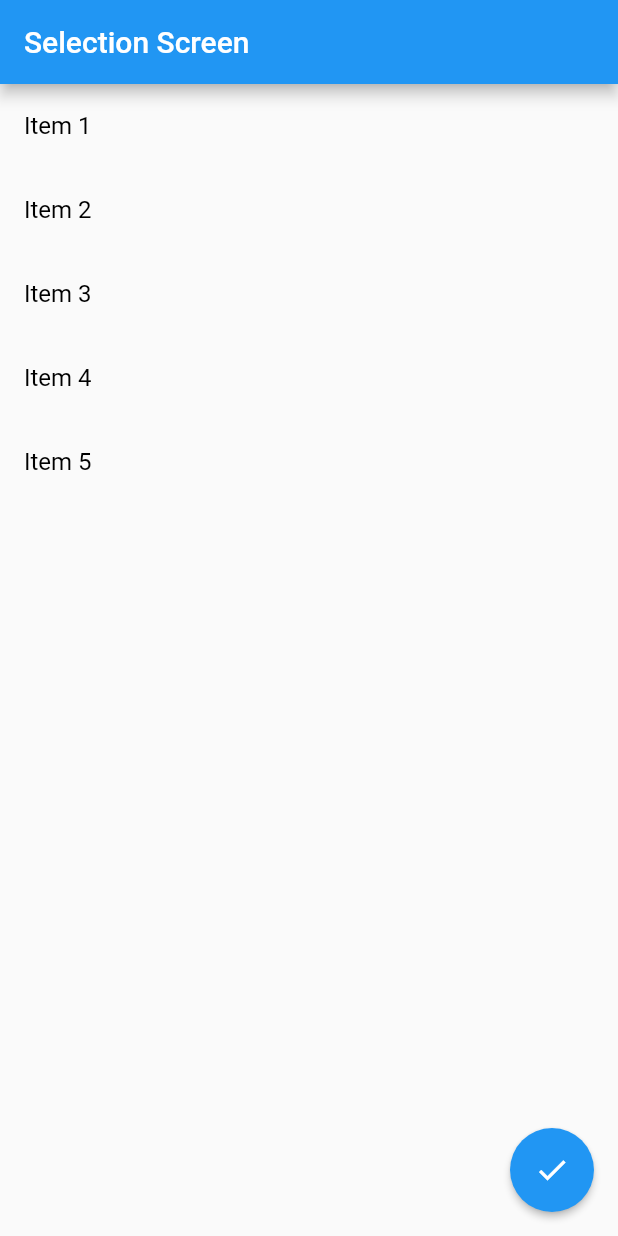
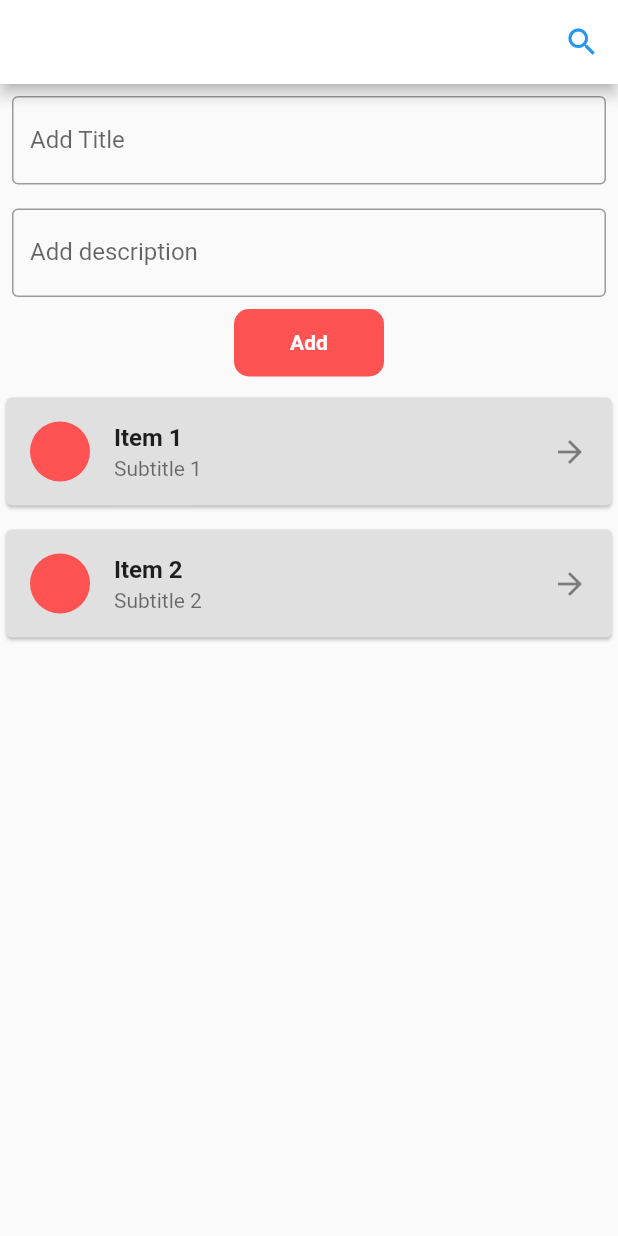
Before and after one commit to arup473/Flutter_Project, a Flutter app: the screen it shows after launch, on a phone screen of 412 x 824 dp. Run offline on Flutter 3.47's test engine with Material 2 defaults, Android fonts, the phone set to English and light mode, and no system bars.

```diff
--- a/lib/main.dart
+++ b/lib/main.dart
@@ -1,103 +1,243 @@
 import 'package:flutter/material.dart';
 
-void main() => runApp(MyApp());
+void main() {
+  runApp(const MaterialApp(
+    debugShowCheckedModeBanner: false,
+    home: ListScreen(),
+  ));
+}
 
-class MyApp extends StatelessWidget {
+class ListItem {
+  dynamic title;
+  dynamic subtitle;
+
+  ListItem(this.title, this.subtitle);
+}
+
+class ListScreen extends StatefulWidget {
+  const ListScreen({super.key});
+
+  @override
+  _ListScreenState createState() => _ListScreenState();
+}
+
+class _ListScreenState extends State<ListScreen> {
+  List<ListItem> items = [
+    ListItem('Item 1', "Subtitle 1"),
+    ListItem("Item 2", "Subtitle 2"),
+    // Add more items as needed
+  ];
+
+  TextEditingController newTitleController = TextEditingController();
+  TextEditingController newSubtitleController = TextEditingController();
+
   @override
   Widget build(BuildContext context) {
-    return MaterialApp(
-      title: 'Selection Screen',
-      theme: ThemeData(
-        primarySwatch: Colors.blue,
-        visualDensity: VisualDensity.adaptivePlatformDensity,
+    return Scaffold(
+      appBar: AppBar(
+        backgroundColor: Colors.white,
+        actions: [
+          IconButton(
+            onPressed: () {},
+            icon: const Icon(
+              Icons.search,
+              color: Colors.blue,
             ),
-      home: ItemSelectorScreen(),
+          )
+        ],
+      ),
+      body: ListView(
+        children: [
+          Column(
+            children: <Widget>[
+              Padding(
+                padding: const EdgeInsets.all(8.0),
+                child: TextFormField(
+                  controller: newTitleController,
+                  decoration: const InputDecoration(
+                    labelText: "Add Title",
+                    border: OutlineInputBorder(),
+                  ),
+                ),
+              ),
+              Padding(
+                padding: const EdgeInsets.all(8.0),
+                child: TextFormField(
+                  controller: newSubtitleController,
+                  decoration: const InputDecoration(
+                    labelText: "Add description",
+                    border: OutlineInputBorder(),
+                  ),
+                ),
+              ),
+              Container(
+                width: 100,
+                height: 45,
+                decoration: BoxDecoration(
+                  color: Colors.redAccent,
+                  borderRadius: BorderRadius.circular(10),
+                ),
+                child: InkWell(
+                  onTap: () {
+                    _addItem();
+                  },
+                  child: const Center(
+                    child: Text(
+                      "Add",
+                      style: TextStyle(
+                        color: Colors.white,
+                        fontWeight: FontWeight.bold,
+                      ),
+                    ),
+                  ),
+                ),
+              ),
+            ],
+          ),
+          Padding(
+            padding: const EdgeInsets.fromLTRB(0, 10, 0, 0),
+            child: ListView.builder(
+              shrinkWrap: true,
+              itemCount: items.length,
+              itemBuilder: (context, index) {
+                return Column(
+                  children: [
+                    Card(
+                      color: Colors.grey[300],
+                      child: ListTile(
+                        leading: const CircleAvatar(
+                          backgroundColor: Colors.redAccent,
+                        ),
+                        title: Text(
+                          '${items[index].title}',
+                          style: const TextStyle(
+                            fontWeight: FontWeight.bold,
+                          ),
+                        ),
+                        subtitle: Text('${items[index].subtitle}'),
+                        trailing: const Icon(Icons.arrow_forward_outlined),
+                        onLongPress: () {
+                          _showOptionsDialog(context, index);
+                        },
+                      ),
+                    ),
+                    const SizedBox(height: 8),
+                  ],
+                );
+              },
+            ),
+          ),
+        ],
+      ),
     );
   }
-}
 
-class ItemSelectorScreen extends StatefulWidget {
-  @override
-  _ItemSelectorScreenState createState() => _ItemSelectorScreenState();
-}
-
-class _ItemSelectorScreenState extends State<ItemSelectorScreen> {
-  List<Item> items = [
-    Item("Item 1", false),
-    Item("Item 2", false),
-    Item("Item 3", false),
-    Item("Item 4", false),
-    Item("Item 5", false),
-  ];
-
-  void toggleItem(int index) {
-    setState(() {
-      items[index].isSelected = !items[index].isSelected;
-    });
-  }
-
-  void showSelectedItemsDialog() {
-    int selectedCount = items.where((item) => item.isSelected).length;
+  void _showOptionsDialog(BuildContext context, int index) {
     showDialog(
       context: context,
       builder: (BuildContext context) {
         return AlertDialog(
-          title: Text('Selected Items'),
-          content: Text('The Number of  Selected Item : $selectedCount '),
-          actions: <Widget>[
+          title: const Text("Alert"),
+          content: Row(
+            mainAxisAlignment: MainAxisAlignment.spaceBetween,
+            children: <Widget>[
               TextButton(
-              child: Text('OK'),
+                child: const Text("Edit"),
                 onPressed: () {
-                Navigator.of(context).pop();
+                  Navigator.pop(context);
+                  _showEditBottomSheet(context, index);
+                },
+              ),
+              TextButton(
+                child: const Text("Delete"),
+                onPressed: () {
+                  Navigator.pop(context);
+                  _deleteItem(index);
                 },
               ),
             ],
+          ),
         );
       },
     );
   }
 
-  @override
-  Widget build(BuildContext context) {
-    return Scaffold(
-      appBar: AppBar(
-        title: Text('Selection Screen'),
-      ),
-      body: ListView.builder(
-        itemCount: items.length,
-        itemBuilder: (BuildContext context, int index) {
-          return ListTile(
-            title: Text(
-              items[index].name,
-              style: TextStyle(
-                color: items[index].isSelected ? Colors.blue[900] : Colors.black,
+  void _showEditBottomSheet(BuildContext context, int index) {
+    TextEditingController titleController =
+    TextEditingController(text: items[index].title);
+    TextEditingController subtitleController =
+    TextEditingController(text: items[index].subtitle);
+
+    showModalBottomSheet(
+      context: context,
+      isScrollControlled: true,
+      builder: (BuildContext context) {
+        return SingleChildScrollView(
+          child: Column(
+            children: <Widget>[
+              Padding(
+                padding: const EdgeInsets.all(8.0),
+                child: TextFormField(
+                  controller: titleController,
+                  decoration: const InputDecoration(
+                      labelText: "Title", border: OutlineInputBorder()),
                 ),
               ),
-            onTap: () {
-              toggleItem(index);
+              Padding(
+                padding: const EdgeInsets.all(8.0),
+                child: TextFormField(
+                  controller: subtitleController,
+                  decoration: const InputDecoration(
+                      labelText: "Subtitle", border: OutlineInputBorder()),
+                ),
+              ),
+              Container(
+                width: 110,
+                height: 45,
+                decoration: BoxDecoration(
+                  color: Colors.redAccent,
+                  borderRadius: BorderRadius.circular(10),
+                ),
+                child: ElevatedButton(
+                  onPressed: () {
+                    setState(() {
+                      items[index].title = titleController.text;
+                      items[index].subtitle = subtitleController.text;
+                    });
+                    Navigator.pop(context);
                   },
-            selected: items[index].isSelected,
-            selectedTileColor: Colors.blue.withOpacity(0.2),
+                  style: ElevatedButton.styleFrom(
+                    primary: Colors.redAccent,
+                    onPrimary: Colors.white, // Text color
+                  ),
+                  child: const Text("Edit Done"),
+                ),
+              ),
+              const SizedBox(
+                height: 152,
+              )
+            ],
+          ),
         );
       },
-      ),
-      floatingActionButton: FloatingActionButton(
-        onPressed: () {
-          showSelectedItemsDialog();
-        },
-        child: Icon(Icons.check,color: Colors.white,),
-        backgroundColor: Colors.blue,
-        elevation: 2.0,
-        shape: CircleBorder(),
-      ),
-      floatingActionButtonLocation: FloatingActionButtonLocation.endFloat,
     );
+  }
+
+  void _addItem() {
+    final String title = newTitleController.text;
+    final String subtitle = newSubtitleController.text;
+    if (title.isNotEmpty && subtitle.isNotEmpty) {
+      setState(() {
+        items.add(ListItem(title, subtitle));
+      });
+      newTitleController.clear();
+      newSubtitleController.clear();
     }
   }
 
-class Item {
-  String name;
-  bool isSelected;
-
-  Item(this.name, this.isSelected);
+  void _deleteItem(int index) {
+    setState(() {
+      items.removeAt(index);
+    });
   }
+}
```
Lines whose indentation alone changed are shown as unchanged.
